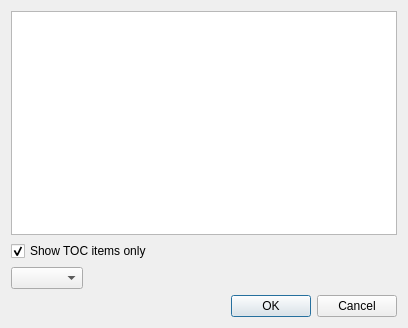
First picture: the form in src/Sigil/Form_Files/HeadingSelector.ui, repository Sigil-Ebook/Sigil, before the edit.
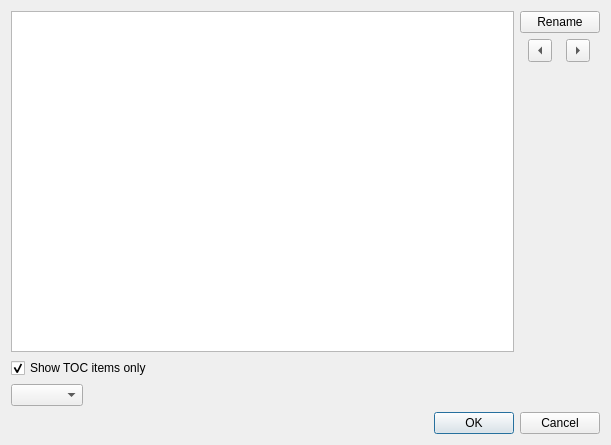
Second picture: the form after the edit.

Commit message: Implement issues 1619 and 1618 - Generate TOC can change heading levels, and tooltip details show filename and html code and expands a few more items when unchecking an entry.

Diff of the .ui file:
```diff
--- a/src/Sigil/Form_Files/HeadingSelector.ui
+++ b/src/Sigil/Form_Files/HeadingSelector.ui
@@ -6,8 +6,8 @@
    <rect>
     <x>0</x>
     <y>0</y>
-    <width>408</width>
-    <height>328</height>
+    <width>611</width>
+    <height>445</height>
    </rect>
   </property>
   <property name="windowTitle">
@@ -15,6 +15,8 @@
   </property>
   <layout class="QVBoxLayout" name="verticalLayout">
    <item>
+    <layout class="QHBoxLayout" name="horizontalLayout">
+     <item>
     <widget class="QTreeView" name="tvTOCDisplay">
      <property name="editTriggers">
       <set>QAbstractItemView::DoubleClicked</set>
@@ -43,6 +45,68 @@
     </widget>
    </item>
    <item>
+      <layout class="QVBoxLayout" name="verticalLayout_2">
+       <item>
+        <widget class="QPushButton" name="rename">
+         <property name="toolTip">
+          <string>Change the title attribute of the heading in the document
+and the name of the TOC entry.</string>
+         </property>
+         <property name="text">
+          <string>Rename</string>
+         </property>
+        </widget>
+       </item>
+       <item>
+        <layout class="QHBoxLayout" name="horizontalLayout_2">
+         <item>
+          <widget class="QToolButton" name="left">
+           <property name="toolTip">
+            <string>Decrease the heading level of the selected entry by 1 in the document
+and in the TOC.</string>
+           </property>
+           <property name="text">
+            <string/>
+           </property>
+           <property name="arrowType">
+            <enum>Qt::LeftArrow</enum>
+           </property>
+          </widget>
+         </item>
+         <item>
+          <widget class="QToolButton" name="right">
+           <property name="toolTip">
+            <string>Increase the heading level of the selected entry by 1 in the document 
+and in the TOC.</string>
+           </property>
+           <property name="text">
+            <string/>
+           </property>
+           <property name="arrowType">
+            <enum>Qt::RightArrow</enum>
+           </property>
+          </widget>
+         </item>
+        </layout>
+       </item>
+       <item>
+        <spacer name="verticalSpacer">
+         <property name="orientation">
+          <enum>Qt::Vertical</enum>
+         </property>
+         <property name="sizeHint" stdset="0">
+          <size>
+           <width>20</width>
+           <height>40</height>
+          </size>
+         </property>
+        </spacer>
+       </item>
+      </layout>
+     </item>
+    </layout>
+   </item>
+   <item>
     <widget class="QCheckBox" name="cbTOCItemsOnly">
      <property name="toolTip">
       <string>If this is checked, only the items that will end up 
```
Left out of the diff: 9 changed lines with no effect on the pictures. Lines whose indentation alone changed are shown as unchanged. The commit also changes 6 other files.
